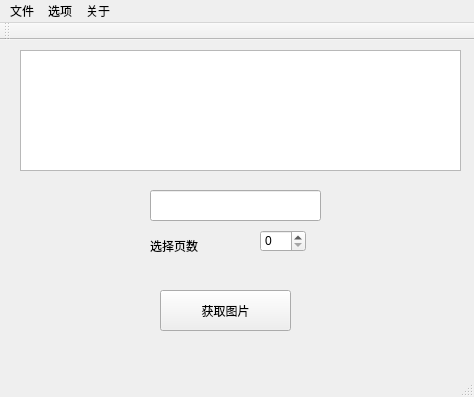
Qt form mainwindow.ui (gljx/EshuuYande-) before a commit.
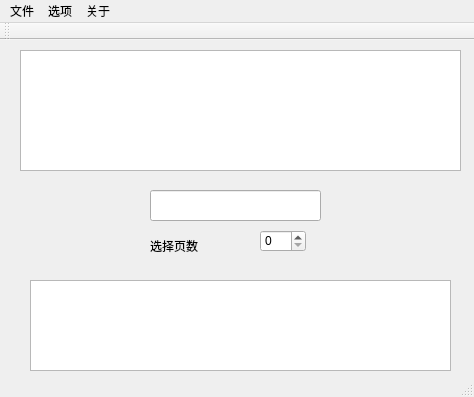
The same form after that commit.

Commit message: yande抓取更新"

```diff
--- a/mainwindow.ui
+++ b/mainwindow.ui
@@ -34,19 +34,6 @@
      </rect>
     </property>
    </widget>
-   <widget class="QPushButton" name="pushButton">
-    <property name="geometry">
-     <rect>
-      <x>160</x>
-      <y>250</y>
-      <width>131</width>
-      <height>41</height>
-     </rect>
-    </property>
-    <property name="text">
-     <string>获取图片</string>
-    </property>
-   </widget>
    <widget class="QLabel" name="label">
     <property name="geometry">
      <rect>
@@ -70,6 +57,16 @@
      </rect>
     </property>
    </widget>
+   <widget class="QTextBrowser" name="failreport">
+    <property name="geometry">
+     <rect>
+      <x>30</x>
+      <y>240</y>
+      <width>421</width>
+      <height>91</height>
+     </rect>
+    </property>
+   </widget>
   </widget>
   <widget class="QMenuBar" name="menuBar">
    <property name="geometry">
```
The commit also changes 2 other files.
